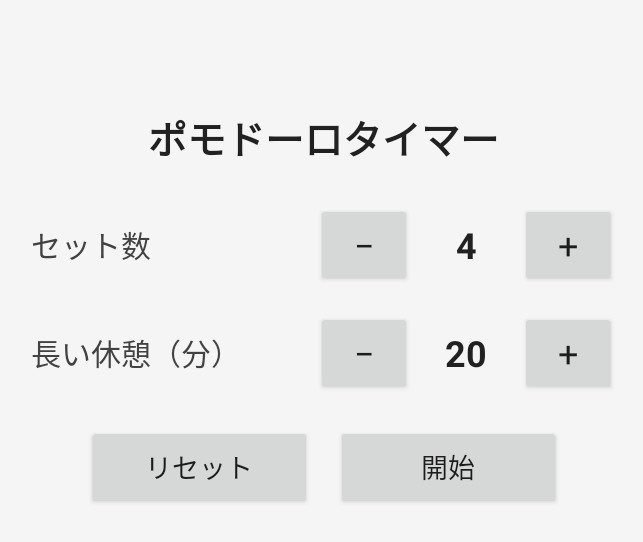
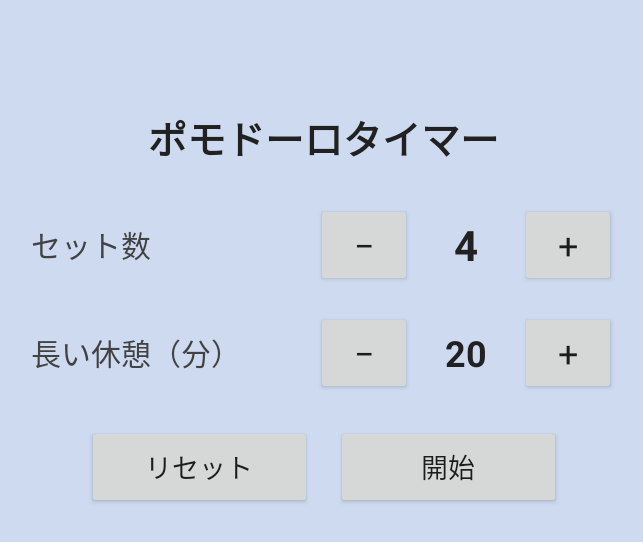
Before and after one commit to motakashi/pomodoro_timer, an Android app: the screen it shows after launch (MainActivity), on a phone screen of 824 x 412 dp (held sideways). Shown: the top 542 px of the screen, without its empty margins (294-937 px from the left). Run offline under Robolectric (Android 15) with nearby library versions, the phone set to English and light mode, and no system bars.

Commit message:
些細なデザインなどの修正

```diff
--- a/app/src/main/AndroidManifest.xml
+++ b/app/src/main/AndroidManifest.xml
@@ -2,16 +2,18 @@
     <uses-permission android:name="android.permission.FOREGROUND_SERVICE" />
     <uses-permission android:name="android.permission.FOREGROUND_SERVICE_SPECIAL_USE" />
     <uses-permission android:name="android.permission.POST_NOTIFICATIONS" />
+    <uses-permission android:name="android.permission.VIBRATE" />
 
     <application
         android:allowBackup="false"
+        android:icon="@mipmap/pomodoro_launcher"
         android:label="@string/app_name"
         android:supportsRtl="true"
         android:theme="@style/AppTheme">
         <activity
             android:name=".MainActivity"
             android:exported="true"
-            android:screenOrientation="landscape">
+            android:screenOrientation="userLandscape">
             <intent-filter>
                 <action android:name="android.intent.action.MAIN" />
                 <category android:name="android.intent.category.LAUNCHER" />
--- a/app/src/main/java/com/example/pomodorotimer/TimerEngine.kt
+++ b/app/src/main/java/com/example/pomodorotimer/TimerEngine.kt
@@ -1,4 +1,4 @@
-package com.example.pomodorotimer
+package motakashi.androidapp.pomodorotimer
 
 class TimerEngine {
     enum class Phase {
@@ -62,7 +62,7 @@ class TimerEngine {
                 endAtMillis = nextPhaseStart + phaseDurationMillis
             } else if (currentSet == totalSets) {
                 phase = Phase.FINISHED
-                phaseDurationMillis = 0L
+                // Keep the final phase duration so its empty minute blocks can still be shown.
                 pausedRemainingMillis = 0L
                 isFinished = true
             } else {
--- /dev/null
+++ b/app/src/main/res/drawable/timer_card.xml
@@ -0,0 +1,5 @@
+<shape xmlns:android="http://schemas.android.com/apk/res/android">
+    <solid android:color="#FFFFFF" />
+    <corners android:radius="20dp" />
+    <stroke android:width="1dp" android:color="#E4EAED" />
+</shape>
--- a/app/src/main/res/layout/activity_main.xml
+++ b/app/src/main/res/layout/activity_main.xml
@@ -1,7 +1,7 @@
 <FrameLayout xmlns:android="http://schemas.android.com/apk/res/android"
     android:layout_width="match_parent"
     android:layout_height="match_parent"
-    android:background="#F5F5F5">
+    android:background="@color/screen_background">
 
     <LinearLayout
         android:id="@+id/settings_panel"
@@ -49,7 +49,7 @@
                 android:gravity="center"
                 android:text="4"
                 android:textColor="#212121"
-                android:textSize="24sp"
+                android:textSize="28sp"
                 android:textStyle="bold" />
 
             <Button
@@ -139,7 +139,8 @@
             android:layout_width="wrap_content"
             android:layout_height="wrap_content"
             android:textColor="#616161"
-            android:textSize="18sp" />
+            android:textSize="22sp"
+            android:textStyle="bold" />
 
         <TextView
             android:id="@+id/phase_label"
@@ -150,25 +151,34 @@
             android:textSize="24sp"
             android:textStyle="bold" />
 
+        <LinearLayout
+            android:layout_width="match_parent"
+            android:layout_height="wrap_content"
+            android:layout_marginStart="24dp"
+            android:layout_marginTop="8dp"
+            android:layout_marginEnd="24dp"
+            android:background="@drawable/timer_card"
+            android:elevation="3dp"
+            android:gravity="center"
+            android:orientation="vertical"
+            android:paddingHorizontal="16dp"
+            android:paddingVertical="8dp">
+
             <TextView
                 android:id="@+id/time_remaining"
                 android:layout_width="wrap_content"
                 android:layout_height="wrap_content"
-            android:fontFamily="monospace"
-            android:text="25:00"
-            android:textColor="#212121"
-            android:textSize="64sp"
+                android:fontFeatureSettings="tnum"
+                android:textColor="#207249"
+                android:textSize="40sp"
                 android:textStyle="bold" />
 
-        <ProgressBar
+            <motakashi.androidapp.pomodorotimer.MinuteProgressView
                 android:id="@+id/time_progress"
-            style="?android:attr/progressBarStyleHorizontal"
                 android:layout_width="match_parent"
-            android:layout_height="20dp"
-            android:layout_marginStart="48dp"
-            android:layout_marginEnd="48dp"
-            android:max="1000"
-            android:progress="1000" />
+                android:layout_height="72dp"
+                android:importantForAccessibility="no" />
+        </LinearLayout>
 
         <LinearLayout
             android:layout_width="wrap_content"
--- /dev/null
+++ b/app/src/main/res/mipmap-anydpi-v26/pomodoro_launcher.xml
@@ -0,0 +1,4 @@
+<adaptive-icon xmlns:android="http://schemas.android.com/apk/res/android">
+    <background android:drawable="@color/pomodoro_launcher_background" />
+    <foreground android:drawable="@drawable/pomodoro_launcher_foreground" />
+</adaptive-icon>
--- /dev/null
+++ b/app/src/main/res/values/pomodoro_launcher_colors.xml
@@ -0,0 +1,3 @@
+<resources>
+    <color name="pomodoro_launcher_background">#20283A</color>
+</resources>
--- /dev/null
+++ b/app/src/main/res/values/screen_colors.xml
@@ -0,0 +1,3 @@
+<resources>
+    <color name="screen_background">#CEDAF0</color>
+</resources>
--- a/app/src/main/res/values/strings.xml
+++ b/app/src/main/res/values/strings.xml
@@ -16,6 +16,7 @@
     <string name="notification_title">ポモドーロタイマー</string>
     <string name="notification_running">実行中</string>
     <string name="notification_paused">一時停止中</string>
+    <string name="time_remaining_format">残り %1$02d:%2$02d</string>
     <string name="set_progress_format">セット %1$d / %2$d</string>
     <string name="decrease_set_count">セット数を減らす</string>
     <string name="increase_set_count">セット数を増やす</string>
--- a/app/src/main/res/values/styles.xml
+++ b/app/src/main/res/values/styles.xml
@@ -3,8 +3,8 @@
         <item name="android:fontFamily">sans</item>
         <item name="android:colorAccent">#2E7D32</item>
         <item name="android:windowLightStatusBar">true</item>
-        <item name="android:statusBarColor">#F5F5F5</item>
-        <item name="android:navigationBarColor">#F5F5F5</item>
-        <item name="android:windowBackground">#F5F5F5</item>
+        <item name="android:statusBarColor">@color/screen_background</item>
+        <item name="android:navigationBarColor">#24334D</item>
+        <item name="android:windowBackground">@color/screen_background</item>
     </style>
 </resources>
--- a/build.gradle.kts
+++ b/build.gradle.kts
@@ -1,4 +1,4 @@
 plugins {
-    id("com.android.application") version "8.7.3" apply false
+    id("com.android.application") version "8.13.2" apply false
     id("org.jetbrains.kotlin.android") version "2.0.21" apply false
 }
```
Also changed, not shown: app/build.gradle.kts (+7 -2 lines), app/src/main/java/com/example/pomodorotimer/MainActivity.kt (+23 -18 lines), app/src/main/java/com/example/pomodorotimer/MinuteProgressView.kt (added, +127 -0 lines), app/src/main/java/com/example/pomodorotimer/TimerService.kt (+51 -11 lines), app/src/main/res/drawable/pomodoro_launcher_foreground.xml (added, +20 -0 lines), app/src/main/res/mipmap-anydpi/pomodoro_launcher.xml (added, +23 -0 lines), gradle/wrapper/gradle-wrapper.properties (added), 5 other files. Lines whose indentation alone changed are shown as unchanged.
